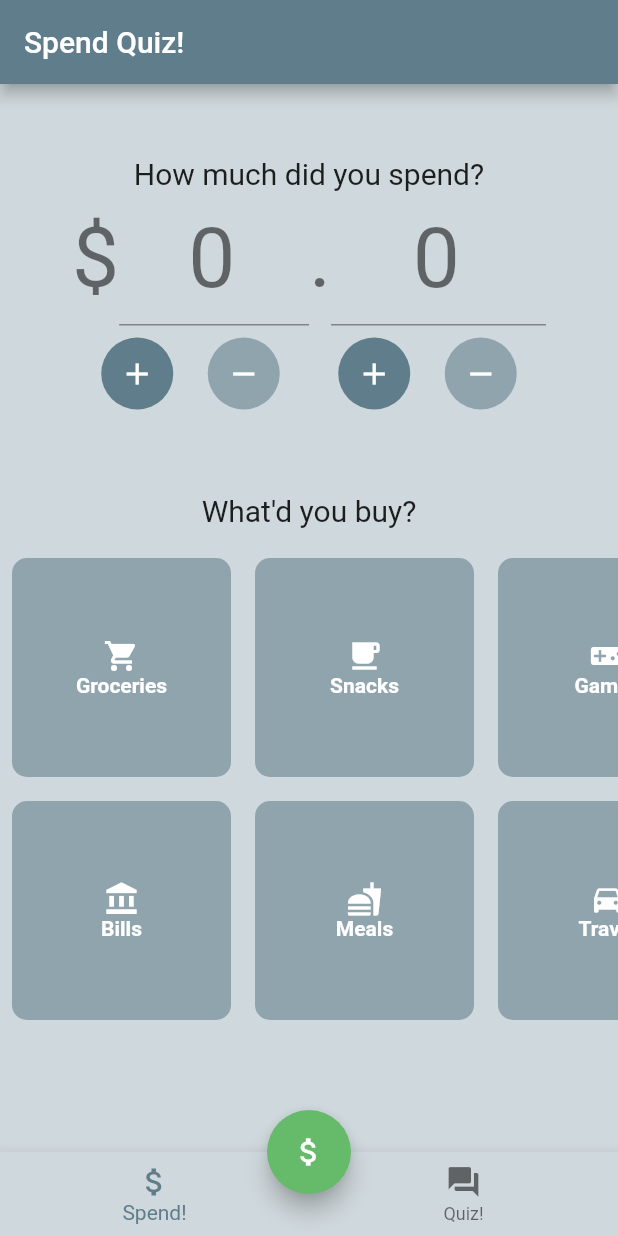
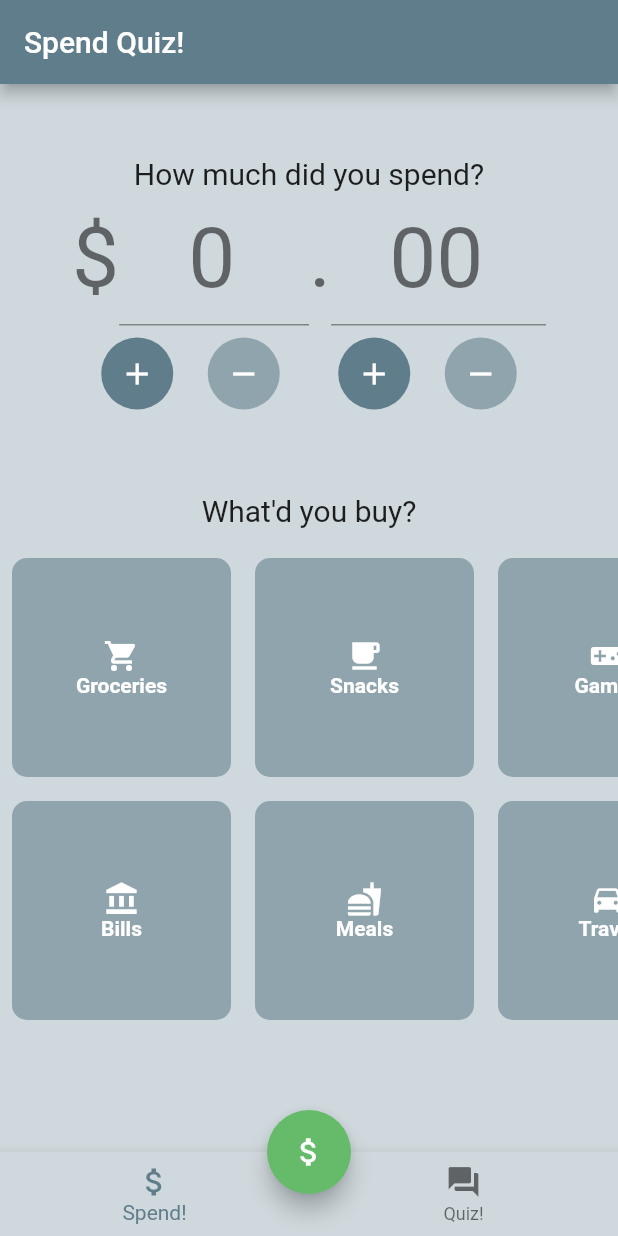
Before and after one commit to greyaurora/spendquiz, a Flutter app: the screen it shows after launch, on a phone screen of 412 x 824 dp. Run offline on Flutter 3.47's test engine with Material 2 defaults, Android fonts, the phone set to English and light mode, and no system bars; our stand-ins replace sqflite; accounts and stored records are empty.

```diff
--- a/lib/src/widgets/cash_field.dart
+++ b/lib/src/widgets/cash_field.dart
@@ -41,7 +41,7 @@ class _CashFieldState extends State<CashField> {
   Widget build(BuildContext context) {
     return TextFormField(
       controller: _controller = TextEditingController(
-        text: widget.fieldType == AmountType.dollars ? '${Payment.of(context).dollars}' : '${Payment.of(context).cents}',
+        text: widget.fieldType == AmountType.dollars ? '${Payment.of(context).dollars}' : '${Payment.of(context).cents}'.padLeft(2,'0'),
       ),
       keyboardType: TextInputType.number,
       focusNode: _focus,
```
